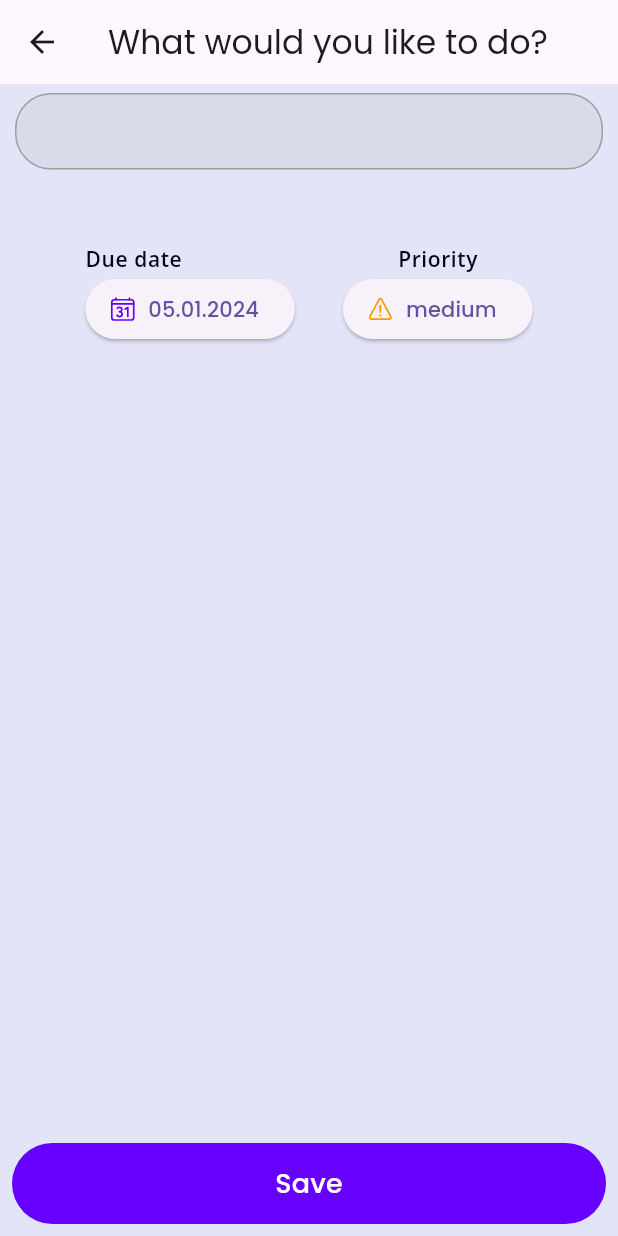
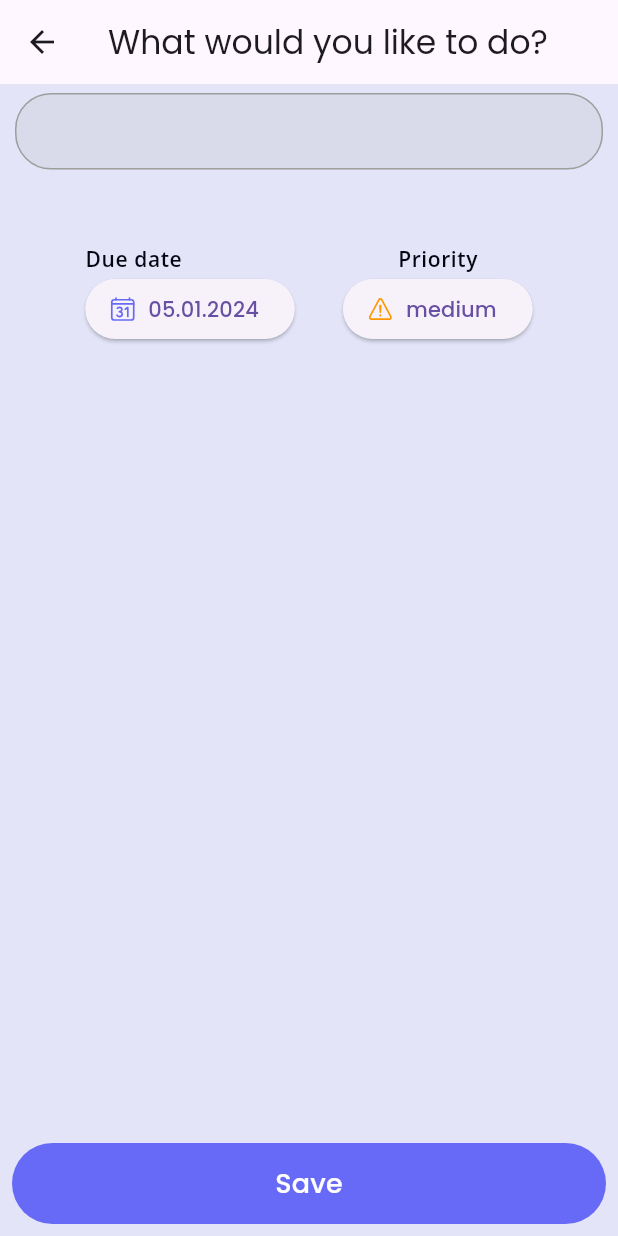
Before and after one commit to EncouragedEntity/todo-list, a Flutter app: the TodosPage screen opened by its route, after a tap on the "add" icon, on a phone screen of 412 x 824 dp. Run offline on Flutter 3.47's test engine with Material 3 defaults, Android fonts, the phone set to English and light mode, and no system bars; our stand-ins replace equatable, flutter_bloc, flutter_native_splash, fluttertoast, google_fonts, grouped_list and 3 more; missing offline and left inert: flutter_session_manager, localstore, mailer; statements that could not run were skipped.

Commit message:
design enhanced

```diff
--- a/lib/presentation/pages/todos_page.dart
+++ b/lib/presentation/pages/todos_page.dart
@@ -102,7 +102,7 @@ class _TodosPageState extends State<TodosPage> {
                   IconButton.filled(
                     style: ButtonStyle(
                       backgroundColor: MaterialStatePropertyAll(
-                        Theme.of(context).primaryColor.withOpacity(0.4),
+                        Theme.of(context).primaryColor,
                       ),
                       fixedSize:
                           const MaterialStatePropertyAll(Size.fromRadius(26)),
@@ -116,7 +116,7 @@ class _TodosPageState extends State<TodosPage> {
                   ),
                 ],
                 backgroundColor:
-                    Theme.of(context).highlightColor.withOpacity(0.70),
+                    Theme.of(context).highlightColor.withOpacity(0.84),
                 bottom: PreferredSize(
                   preferredSize: const Size.fromHeight(72),
                   child: Padding(
@@ -147,6 +147,7 @@ class _TodosPageState extends State<TodosPage> {
               ),
               floatingActionButton: IconButton(
                 style: ButtonStyle(
+                  elevation: const MaterialStatePropertyAll(4),
                   backgroundColor: MaterialStatePropertyAll(
                     Theme.of(context).highlightColor,
                   ),
--- a/lib/presentation/widgets/todo/styled_calendar.dart
+++ b/lib/presentation/widgets/todo/styled_calendar.dart
@@ -27,10 +27,17 @@ class StyledCalendar extends StatefulWidget {
 class _StyledCalendarState extends State<StyledCalendar> {
   late CalendarFormat _selectedFormat;
   late DateTime _selectedDay = DateTime.now();
+  late List<TodoItem> todayItems;
+
+  bool get isSelectedDayEmpty => widget.items!
+      .where((element) => isSameDay(element.dueDate, _selectedDay))
+      .toList()
+      .isEmpty;
 
   @override
   void initState() {
     _selectedFormat = widget.selectedFormat;
+
     super.initState();
   }
 
@@ -53,14 +60,32 @@ class _StyledCalendarState extends State<StyledCalendar> {
 
   @override
   Widget build(BuildContext context) {
-    return TableCalendar(
+    todayItems = widget.items!
+        .where((element) => isSameDay(element.dueDate, DateTime.now()))
+        .toList();
+    return Padding(
+      padding: const EdgeInsets.symmetric(horizontal: 20),
+      child: Material(
+        elevation: 2,
+        borderRadius: BorderRadius.circular(16),
+        child: Container(
+          padding: const EdgeInsets.only(left: 4, right: 4, bottom: 12),
+          decoration: BoxDecoration(
+            color: Colors.white,
+            borderRadius: BorderRadius.circular(16),
+          ),
+          child: Column(
+            children: [
+              TableCalendar(
                 focusedDay: _selectedDay,
-      firstDay: DateTime.now().copyWith(year: DateTime.now().year - 1),
+                firstDay:
+                    DateTime.now().copyWith(year: DateTime.now().year - 1),
                 lastDay: DateTime.now().copyWith(year: DateTime.now().year + 1),
                 availableCalendarFormats: const {
                   CalendarFormat.month: 'Month',
                   CalendarFormat.week: 'Week',
                 },
+                rowHeight: 50,
                 eventLoader: widget.items != null
                     ? (day) {
                         return widget.items!
@@ -86,6 +111,10 @@ class _StyledCalendarState extends State<StyledCalendar> {
                   if (widget.onDaySelected != null) {
                     widget.onDaySelected!(selectedDay);
                   }
+                  todayItems = widget.items!
+                      .where(
+                          (element) => isSameDay(element.dueDate, selectedDay))
+                      .toList();
                 },
                 daysOfWeekHeight: 18,
                 startingDayOfWeek: StartingDayOfWeek.monday,
@@ -94,7 +123,6 @@ class _StyledCalendarState extends State<StyledCalendar> {
                   titleCentered: true,
                   leftChevronMargin: EdgeInsets.zero,
                   rightChevronMargin: EdgeInsets.zero,
-        headerPadding: EdgeInsets.only(right: 120),
                   leftChevronIcon: Icon(
                     Ionicons.chevron_back_outline,
                     color: Colors.grey,
@@ -118,37 +146,33 @@ class _StyledCalendarState extends State<StyledCalendar> {
                     borderRadius: BorderRadius.circular(90),
                   ),
                   markerSizeScale: 0.15,
-        cellMargin: const EdgeInsets.all(8),
+                  cellMargin: const EdgeInsets.all(7),
                 ),
                 calendarBuilders: CalendarBuilders(
-        dowBuilder: (context, day) {
-          return Padding(
-            padding: const EdgeInsets.only(top: 0, left: 24),
+                  dowBuilder: (context, day) => Padding(
+                    padding: const EdgeInsets.only(top: 0, left: 18),
                     child: Text(
                       DateFormat.E().format(day).toString()[0].toUpperCase(),
-              style:
-                  Theme.of(context).textTheme.bodySmall!.copyWith(fontSize: 16),
+                      style: Theme.of(context)
+                          .textTheme
+                          .bodySmall!
+                          .copyWith(fontSize: 16),
                     ),
-          );
-        },
-        outsideBuilder: (context, day, focusedDay) {
-          return Container();
-        },
-        defaultBuilder: (context, day, focusedDay) {
-          return Padding(
+                  ),
+                  outsideBuilder: (context, day, focusedDay) => Container(),
+                  defaultBuilder: (context, day, focusedDay) => Padding(
                     padding: const EdgeInsets.only(bottom: 14.0),
                     child: Text(
                       day.day.toString(),
                       style: const TextStyle(color: Colors.grey),
                     ),
-          );
-        },
+                  ),
                   headerTitleBuilder: (context, day) {
                     if (_selectedFormat == CalendarFormat.month) {
                       return Text(
                         DateFormat.yMMMM().format(day),
                         style: const TextStyle(
-                  fontSize: 20,
+                            fontSize: 18,
                             fontWeight: FontWeight.bold,
                             color: Colors.black),
                       );
@@ -156,9 +180,44 @@ class _StyledCalendarState extends State<StyledCalendar> {
                     return Text(
                       "${isSameDay(day, DateTime.now()) ? "Today, " : ""}${DateFormat.MMMd().format(day)}",
                       style: const TextStyle(
-                fontSize: 20, fontWeight: FontWeight.bold, color: Colors.black),
+                          fontSize: 18,
+                          fontWeight: FontWeight.bold,
+                          color: Colors.black),
                     );
                   },
+                ),
+              ),
+              if (_selectedFormat == CalendarFormat.week && isSelectedDayEmpty)
+                SizedBox(
+                  width: 250,
+                  child: Column(
+                    children: [
+                      const SizedBox(height: 12),
+                      Image.asset(
+                        'assets/empty_calendar.png',
+                      ),
+                      const SizedBox(height: 12),
+                      Text(
+                        "Great! Looks like you have completed all of today's tasks",
+                        style: Theme.of(context)
+                            .textTheme
+                            .bodySmall!
+                            .copyWith(fontSize: 16),
+                        textAlign: TextAlign.center,
+                      ),
+                      const SizedBox(height: 12),
+                      Text(
+                        'or tab the + Button to add a task',
+                        style: Theme.of(context).textTheme.bodyLarge!.copyWith(
+                            fontSize: 14, fontWeight: FontWeight.normal),
+                      ),
+                      const SizedBox(height: 16),
+                    ],
+                  ),
+                ),
+            ],
+          ),
+        ),
       ),
     );
   }
--- a/lib/presentation/widgets/todo/todo_items_list.dart
+++ b/lib/presentation/widgets/todo/todo_items_list.dart
@@ -95,7 +95,7 @@ class _TodoItemListState extends State<TodoItemList> {
                   TodoLoadAllItemsByTitleEvent(itemTitle: widget.itemTitle));
             },
             child: Padding(
-              padding: const EdgeInsets.symmetric(horizontal: 10),
+              padding: const EdgeInsets.symmetric(horizontal: 16),
               child: todoState.items.isNotEmpty
                   ? GroupedListView<dynamic, dynamic>(
                       elements: groupedItems,
@@ -143,6 +143,9 @@ class _TodoItemListState extends State<TodoItemList> {
                                 ),
                                 ElevatedButton.icon(
                                   key: sortingButtonKey,
+                                  style: ButtonStyle(
+                                      foregroundColor: MaterialStatePropertyAll(
+                                          Theme.of(context).highlightColor)),
                                   onPressed: () async {
                                     RenderBox renderbox = sortingButtonKey
                                         .currentContext!
--- a/lib/theme.dart
+++ b/lib/theme.dart
@@ -24,7 +24,7 @@ final appTheme = ThemeData(
       fontSize: 24,
     ),
     displaySmall: GoogleFonts.poppins(
-      color: const Color(0xFF6600FF),
+      color: const Color(0xFF878AF5),
       fontSize: 16,
     ),
     displayLarge: GoogleFonts.poppins(
@@ -34,6 +34,6 @@ final appTheme = ThemeData(
     ),
   ),
   scaffoldBackgroundColor: const Color(0xFFe3e4f8),
-  primaryColor: const Color(0xFF9FA1F7),
-  highlightColor: const Color(0xFF6600FF),
+  primaryColor: const Color(0xFF878AF5),
+  highlightColor: const Color(0xFF666AF6),
 );
--- a/pubspec.yaml
+++ b/pubspec.yaml
@@ -82,6 +82,7 @@ flutter:
   assets:
     - assets/icon_square.png
     - assets/logo.png
+    - assets/empty_calendar.png
 
 
   # To add assets to your application, add an assets section, like this:
```
Also changed, not shown: lib/presentation/pages/add_edit_item_page.dart (+16 -3 lines), assets/empty_calendar.png (added), assets/icon_square.png, assets/logo.png, assets/screen_designs/calendar_page.png (added), 32 other files. Lines whose indentation alone changed are shown as unchanged.
